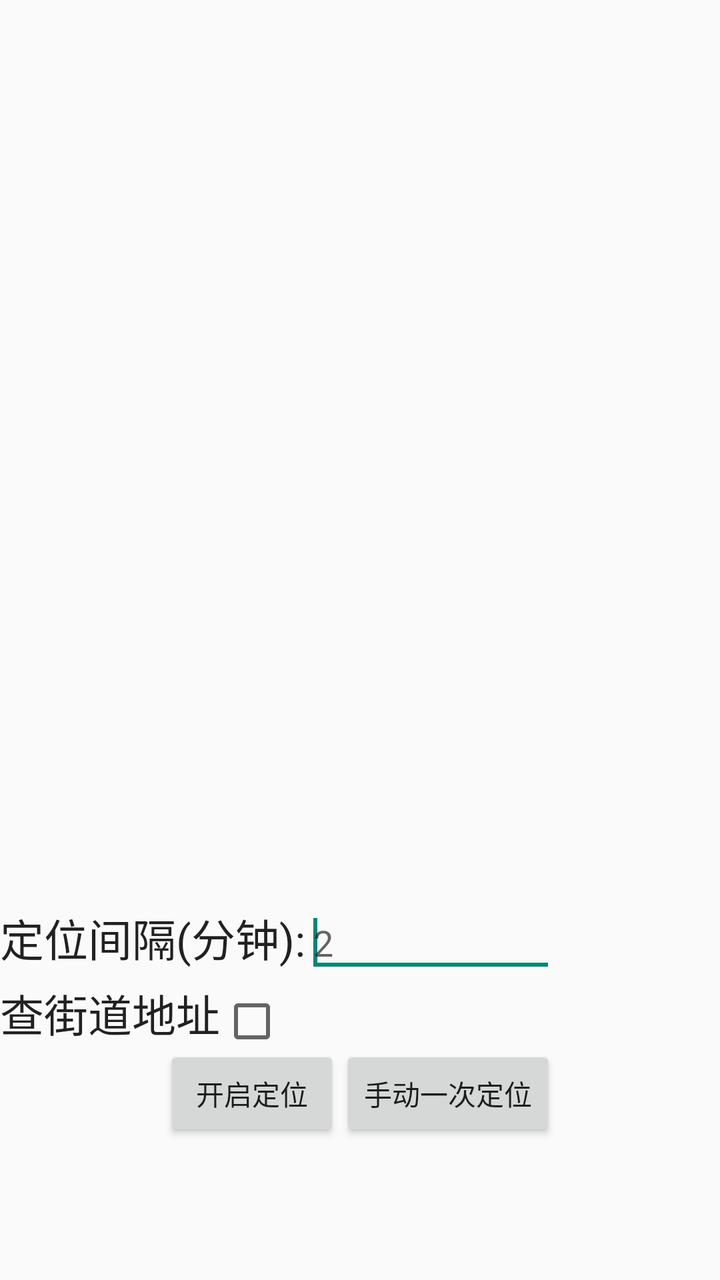
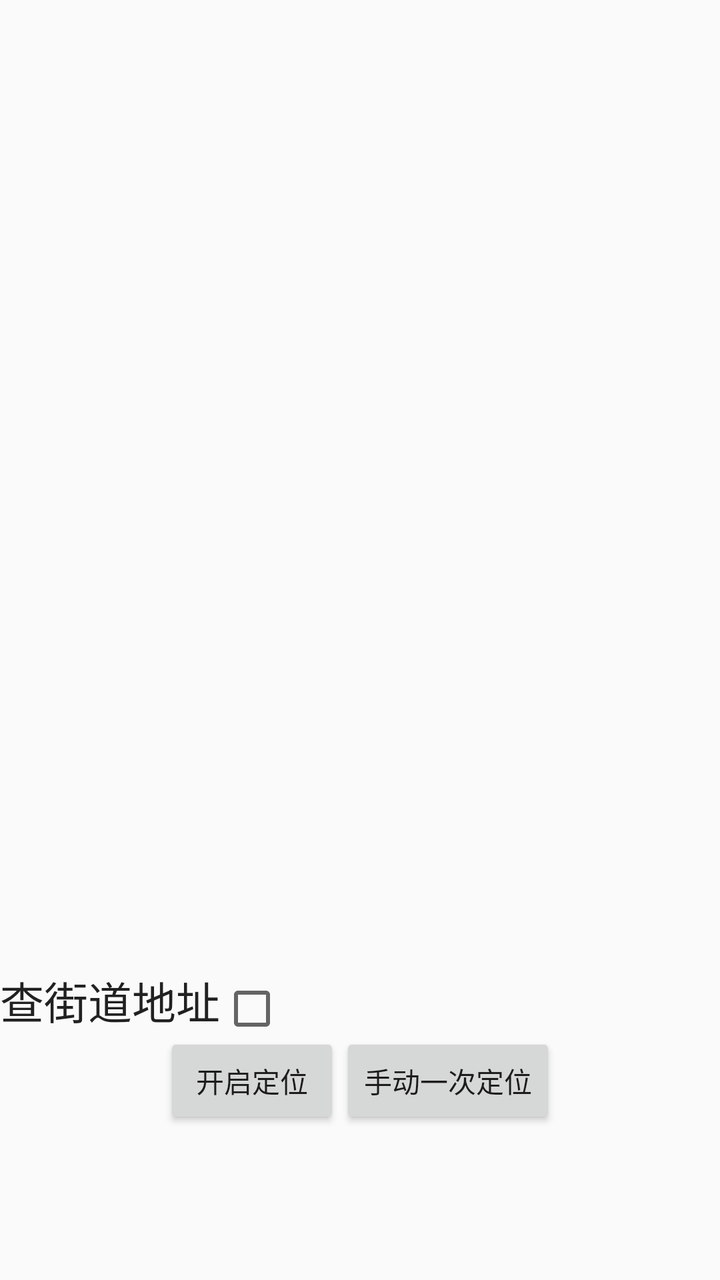

The first picture is an Android layout as it rendered before a commit; the second is the same layout after the commit. The layout source and the unified diff follow.
<!-- AndroidManifest.xml: application theme AppTheme -->
<!-- res/layout/location.xml -->
<?xml version="1.0" encoding="utf-8"?>
<LinearLayout xmlns:android="http://schemas.android.com/apk/res/android"
    android:layout_width="match_parent"
    android:layout_height="match_parent"
    android:orientation="vertical" >

    <TextView
        android:id="@+id/LocResult"
        android:layout_width="match_parent"
        android:layout_height="wrap_content"
        android:layout_weight="2.89"
        android:text=" "
        android:textAppearance="?android:attr/textAppearanceLarge" />

    <LinearLayout
        android:layout_width="match_parent"
        android:layout_height="wrap_content"
        android:orientation="vertical" >

        <LinearLayout
            android:layout_width="match_parent"
            android:layout_height="wrap_content"
            android:orientation="horizontal" >

            <LinearLayout
                android:layout_width="wrap_content"
                android:layout_height="wrap_content"
                android:orientation="vertical" >

                <TextView
                    android:id="@+id/textView2"
                    android:layout_width="wrap_content"
                    android:layout_height="wrap_content"
                    android:text=" 定位模式"
                    android:textAppearance="?android:attr/textAppearanceLarge"
                    android:visibility="gone" />

		<RadioGroup
		    android:id="@+id/selectMode"
		    android:layout_width="wrap_content"
		    android:layout_height="match_parent" >

     		 <RadioButton
     		     android:id="@+id/radio_hight"
     		     android:layout_width="wrap_content"
     		     android:layout_height="wrap_content"
     		     android:checked="true"
     		     android:text="高精度"
     		     android:visibility="gone" />

                <RadioButton
                    android:id="@+id/radio_low"
                    android:layout_width="wrap_content"
                    android:layout_height="wrap_content"
                    android:text="低功耗"
                    android:visibility="gone" />

                <RadioButton
                    android:id="@+id/radio_device"
                    android:layout_width="wrap_content"
                    android:layout_height="wrap_content"
                    android:text="仅设备"
                    android:visibility="gone" />

</RadioGroup>
              
            </LinearLayout>

            <LinearLayout
                android:layout_width="match_parent"
                android:layout_height="match_parent"
                android:gravity="center"
                android:orientation="vertical" >

                <TextView
                    android:id="@+id/TextView01"
                    android:layout_width="wrap_content"
                    android:layout_height="wrap_content"
                    android:text="坐标系"
                    android:textAppearance="?android:attr/textAppearanceLarge"
                    android:visibility="gone" />

	<RadioGroup
		    android:id="@+id/selectCoordinates"
		    android:layout_width="wrap_content"
		    android:layout_height="match_parent" >

                <RadioButton
                    android:id="@+id/radio_gcj02"
                    android:layout_width="wrap_content"
                    android:layout_height="wrap_content"
                    android:checked="true"
                    android:text="gcj02(国测局加密经纬度坐标)"
                    android:visibility="gone" />

                <RadioButton
                    android:id="@+id/radio_bd09ll"
                    android:layout_width="wrap_content"
                    android:layout_height="wrap_content"
                    android:text="bd09ll(百度加密经纬度坐标)"
                    android:visibility="gone" />

                <RadioButton
                    android:id="@+id/radio_bd09"
                    android:layout_width="wrap_content"
                    android:layout_height="wrap_content"
                    android:text="bd09(百度加密墨卡托坐标)"
                    android:visibility="gone" />

</RadioGroup>
            </LinearLayout>

        </LinearLayout>

        <TextView
            android:id="@+id/modeinfor"
            android:layout_width="match_parent"
            android:layout_height="wrap_content"
            android:layout_weight="2.88"
            android:text=" " />

        <LinearLayout
            android:layout_width="278dp"
            android:layout_height="wrap_content"
            android:orientation="horizontal" >

            <TextView
                android:id="@+id/textView3"
                android:layout_width="wrap_content"
                android:layout_height="wrap_content"
                android:text="定位间隔(分钟):"
                android:textAppearance="?android:attr/textAppearanceLarge" />

            <EditText
                android:id="@+id/frequence"
                android:layout_width="match_parent"
                android:layout_height="wrap_content"
                android:ems="10"
                android:hint="2"
                android:inputType="number" >

                <requestFocus />
            </EditText>

        </LinearLayout>

        <LinearLayout
            android:layout_width="match_parent"
            android:layout_height="wrap_content"
            android:layout_weight="2.89"
            android:orientation="horizontal" >

            <TextView
                android:id="@+id/geofencelog"
                android:layout_width="wrap_content"
                android:layout_height="wrap_content"
                android:text="查街道地址"
                android:textAppearance="?android:attr/textAppearanceLarge" />

            <CheckBox
                android:id="@+id/geolocation"
                android:layout_width="match_parent"
                android:layout_height="wrap_content"
                android:text=" " />
        </LinearLayout>

    </LinearLayout>

    <LinearLayout
        android:layout_width="match_parent"
        android:layout_height="wrap_content"
        android:layout_weight="0.50"
        android:gravity="center|top"
        android:orientation="horizontal" >

        <Button
            android:id="@+id/addfence"
            android:layout_width="wrap_content"
            android:layout_height="wrap_content"
            android:text="开启定位" />

        <Button
            android:id="@+id/oncelocate"
            android:layout_width="wrap_content"
            android:layout_height="wrap_content"
            android:text="手动一次定位" />

    </LinearLayout>

</LinearLayout>
<!-- resources referenced by this layout -->
<resources>
  <style name="AppTheme" parent="AppBaseTheme">
          
      </style>
  <style name="AppBaseTheme" parent="Theme.AppCompat.Light.DarkActionBar">
          
      </style>
</resources>

<!-- the commit's change to res/layout/location.xml (unified diff, before → after) -->
@@ -119,30 +119,6 @@
             android:layout_weight="2.88"
             android:text=" " />
 
-        <LinearLayout
-            android:layout_width="278dp"
-            android:layout_height="wrap_content"
-            android:orientation="horizontal" >
-
-            <TextView
-                android:id="@+id/textView3"
-                android:layout_width="wrap_content"
-                android:layout_height="wrap_content"
-                android:text="定位间隔(分钟):"
-                android:textAppearance="?android:attr/textAppearanceLarge" />
-
-            <EditText
-                android:id="@+id/frequence"
-                android:layout_width="match_parent"
-                android:layout_height="wrap_content"
-                android:ems="10"
-                android:hint="2"
-                android:inputType="number" >
-
-                <requestFocus />
-            </EditText>
-
-        </LinearLayout>
 
         <LinearLayout
             android:layout_width="match_parent"
